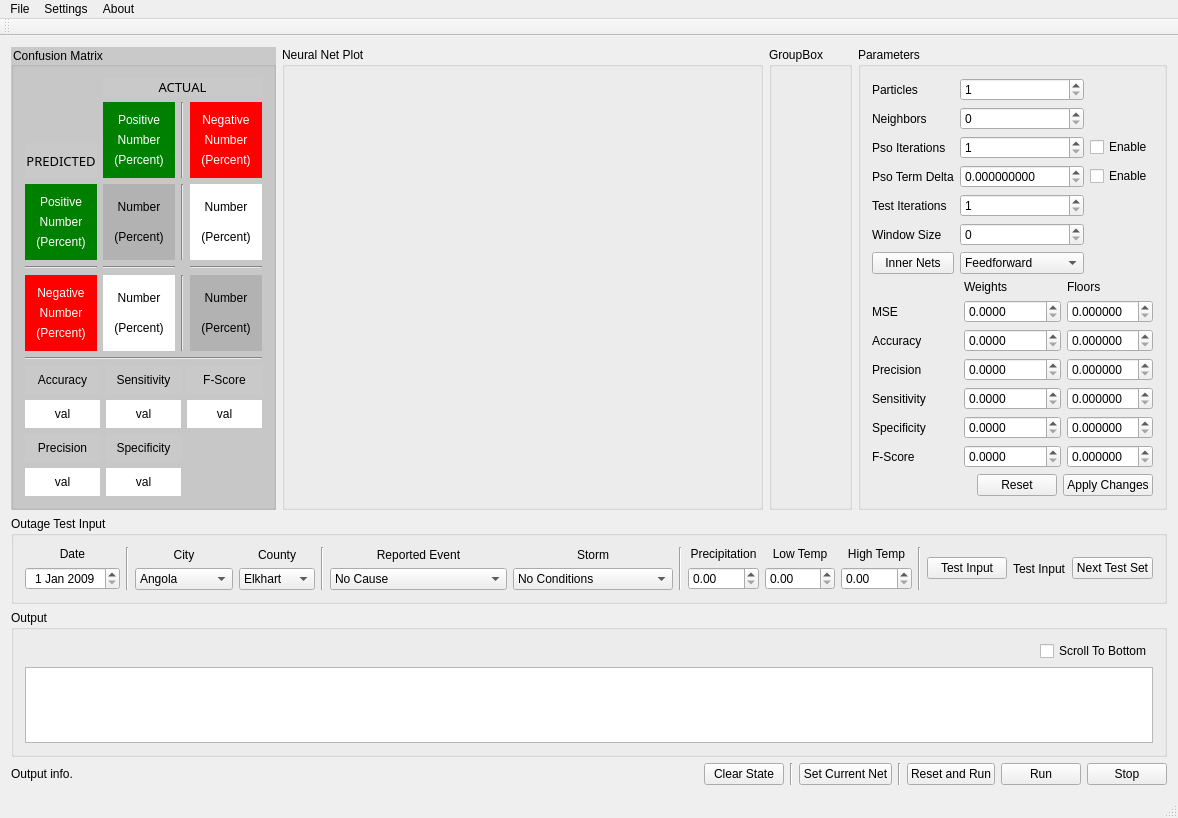
First picture: the form in frontend/mainwindow.ui, repository wboler05/pso_neural_net, before the edit.
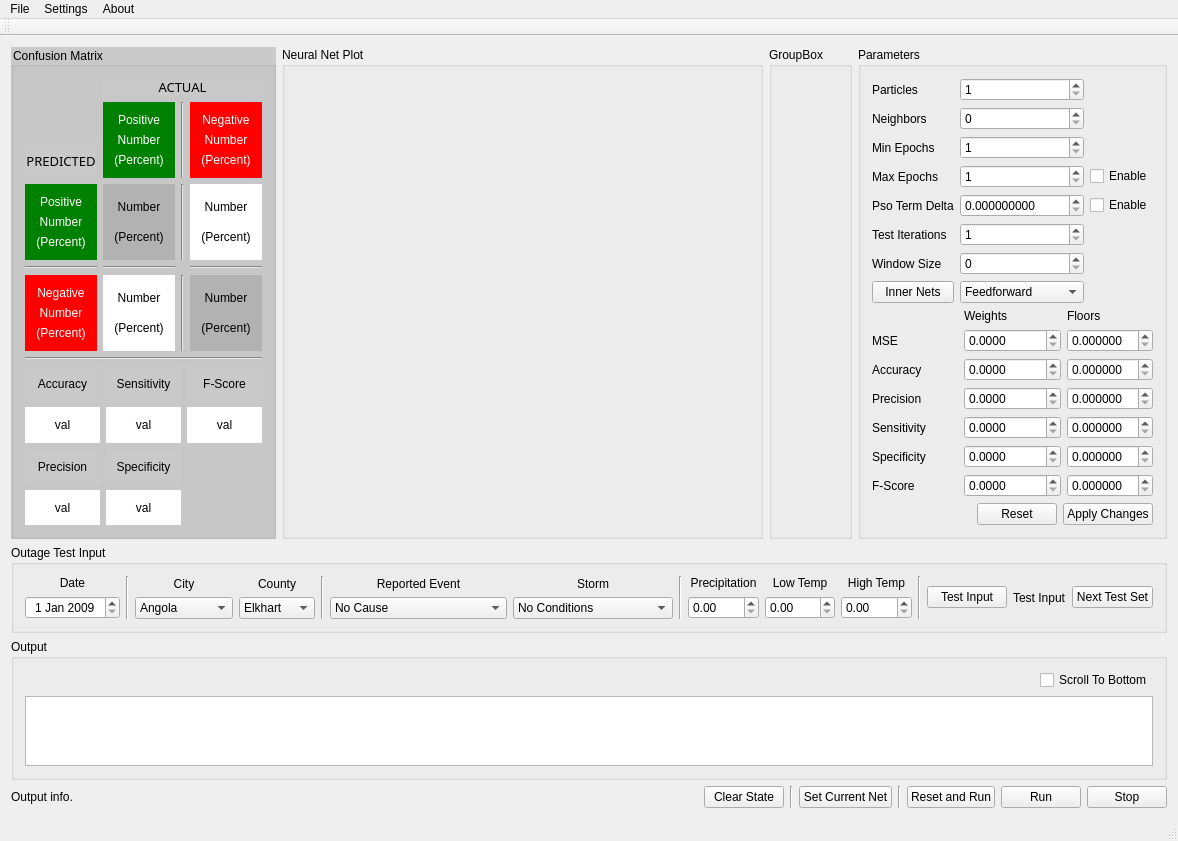
Second picture: the form after the edit. Custom widgets are drawn as their Qt base class.

Commit message: Code compiles but need to evaluate why edge weights are exploding.  Also, each epoch takes a long time to run.

What changed in the file:
```diff
--- a/frontend/mainwindow.ui
+++ b/frontend/mainwindow.ui
@@ -598,13 +598,6 @@
         <layout class="QVBoxLayout" name="verticalLayout_3">
          <item>
           <layout class="QGridLayout" name="gridLayout">
-           <item row="0" column="0">
-            <widget class="QLabel" name="label">
-             <property name="text">
-              <string>Particles</string>
-             </property>
-            </widget>
-           </item>
            <item row="0" column="1">
             <widget class="QSpinBox" name="totalParticles_sb">
              <property name="minimum">
@@ -629,15 +622,22 @@
              </property>
             </widget>
            </item>
-           <item row="2" column="0">
+           <item row="0" column="0">
+            <widget class="QLabel" name="label">
+             <property name="text">
+              <string>Particles</string>
+             </property>
+            </widget>
+           </item>
+           <item row="3" column="0">
             <widget class="QLabel" name="label_3">
              <property name="text">
-              <string>Pso Iterations</string>
+              <string>Max Epochs</string>
              </property>
             </widget>
            </item>
-           <item row="2" column="1">
-            <widget class="QSpinBox" name="totalIterations_sb">
+           <item row="3" column="1">
+            <widget class="QSpinBox" name="maxEpochs_sb">
              <property name="minimum">
               <number>1</number>
              </property>
@@ -646,21 +646,14 @@
              </property>
             </widget>
            </item>
-           <item row="2" column="2">
-            <widget class="QCheckBox" name="enableIteration_cb">
-             <property name="text">
-              <string>Enable</string>
-             </property>
-            </widget>
-           </item>
-           <item row="3" column="0">
+           <item row="4" column="0">
             <widget class="QLabel" name="label_5">
              <property name="text">
               <string>Pso Term Delta</string>
              </property>
             </widget>
            </item>
-           <item row="3" column="1">
+           <item row="4" column="1">
             <widget class="QDoubleSpinBox" name="delta_dsb">
              <property name="decimals">
               <number>9</number>
@@ -671,51 +664,51 @@
             </widget>
            </item>
            <item row="3" column="2">
-            <widget class="QCheckBox" name="enableDelta_cb">
+            <widget class="QCheckBox" name="enableIteration_cb">
              <property name="text">
               <string>Enable</string>
              </property>
             </widget>
            </item>
-           <item row="4" column="0">
+           <item row="5" column="0">
             <widget class="QLabel" name="label_4">
              <property name="text">
               <string>Test Iterations</string>
              </property>
             </widget>
            </item>
-           <item row="4" column="1">
-            <widget class="QSpinBox" name="testIt_sb">
-             <property name="minimum">
-              <number>1</number>
-             </property>
+           <item row="6" column="1">
+            <widget class="QSpinBox" name="window_sb">
              <property name="maximum">
               <number>10000</number>
              </property>
             </widget>
            </item>
-           <item row="5" column="0">
+           <item row="6" column="0">
             <widget class="QLabel" name="label_6">
              <property name="text">
               <string>Window Size</string>
              </property>
             </widget>
            </item>
+           <item row="4" column="2">
+            <widget class="QCheckBox" name="enableDelta_cb">
+             <property name="text">
+              <string>Enable</string>
+             </property>
+            </widget>
+           </item>
            <item row="5" column="1">
-            <widget class="QSpinBox" name="window_sb">
+            <widget class="QSpinBox" name="testIt_sb">
+             <property name="minimum">
+              <number>1</number>
+             </property>
              <property name="maximum">
               <number>10000</number>
              </property>
             </widget>
            </item>
-           <item row="6" column="0">
-            <widget class="QPushButton" name="innerNet_btn">
-             <property name="text">
-              <string>Inner Nets</string>
-             </property>
-            </widget>
-           </item>
-           <item row="6" column="1">
+           <item row="7" column="1">
             <widget class="QComboBox" name="netType_cb">
              <property name="currentIndex">
               <number>0</number>
@@ -735,6 +728,30 @@
              </item>
             </widget>
            </item>
+           <item row="7" column="0">
+            <widget class="QPushButton" name="innerNet_btn">
+             <property name="text">
+              <string>Inner Nets</string>
+             </property>
+            </widget>
+           </item>
+           <item row="2" column="0">
+            <widget class="QLabel" name="label_28">
+             <property name="text">
+              <string>Min Epochs</string>
+             </property>
+            </widget>
+           </item>
+           <item row="2" column="1">
+            <widget class="QSpinBox" name="minEpochs_sb">
+             <property name="minimum">
+              <number>1</number>
+             </property>
+             <property name="maximum">
+              <number>1000000</number>
+             </property>
+            </widget>
+           </item>
           </layout>
          </item>
          <item>
```
Left out of the diff: 2 changed lines with no effect on the pictures. The commit also changes 21 other files.
